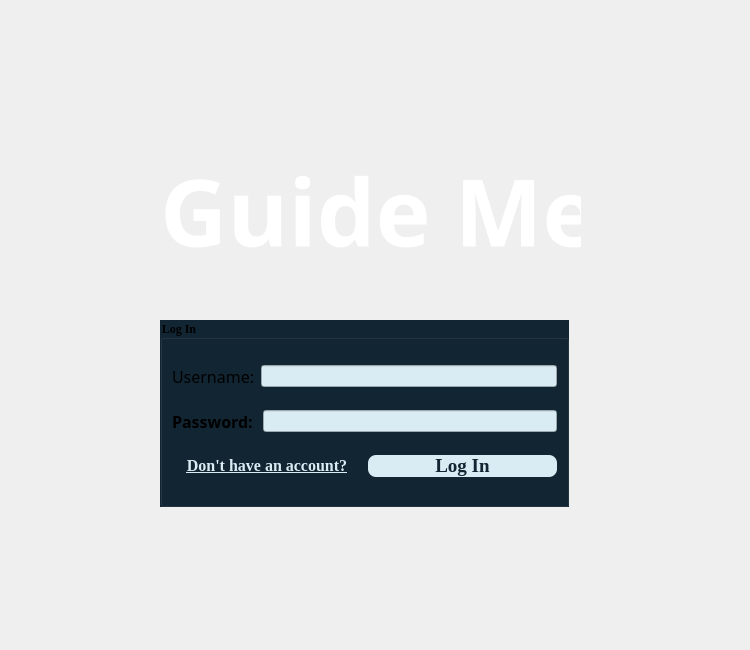
Qt form Guide_me/login.ui (MARIO00410/Guide-Me) before a commit.
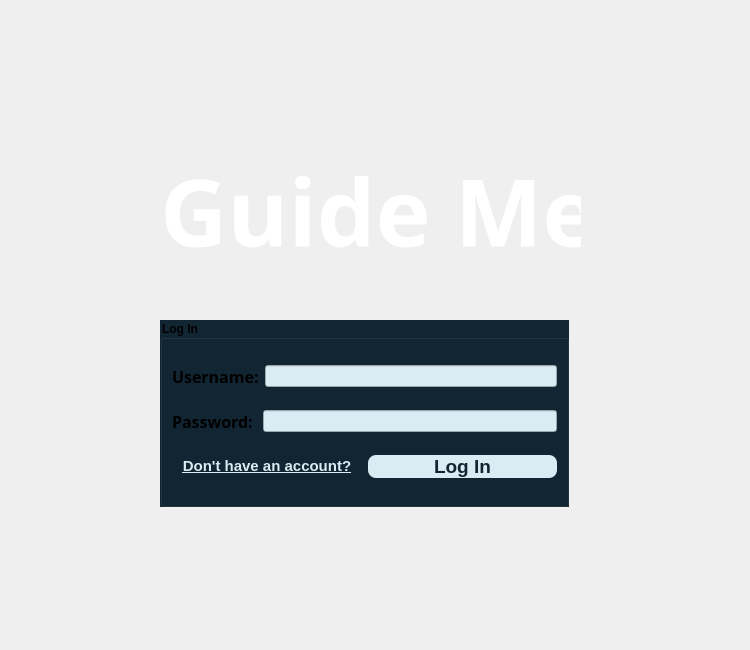
The same form after that commit.

Diff of the .ui file:
```diff
--- a/Guide_me/login.ui
+++ b/Guide_me/login.ui
@@ -24,7 +24,6 @@
    </property>
    <property name="font">
     <font>
-     <family>Times New Roman</family>
      <bold>true</bold>
     </font>
    </property>
@@ -42,9 +41,9 @@
        <widget class="QLabel" name="label_username">
         <property name="font">
          <font>
-          <family>Eras Bold ITC</family>
+          <family>Segoe UI Black</family>
           <pointsize>12</pointsize>
-          <bold>false</bold>
+          <bold>true</bold>
          </font>
         </property>
         <property name="text">
@@ -99,8 +98,8 @@
        <widget class="QPushButton" name="signup_button">
         <property name="font">
          <font>
-          <family>Times New Roman</family>
-          <pointsize>12</pointsize>
+          <family>Segoe UI</family>
+          <pointsize>11</pointsize>
           <bold>true</bold>
           <underline>true</underline>
          </font>
@@ -120,7 +119,7 @@
        <widget class="QPushButton" name="login_button">
         <property name="font">
          <font>
-          <family>Times New Roman</family>
+          <family>Segoe UI</family>
           <pointsize>14</pointsize>
           <bold>true</bold>
          </font>
```
